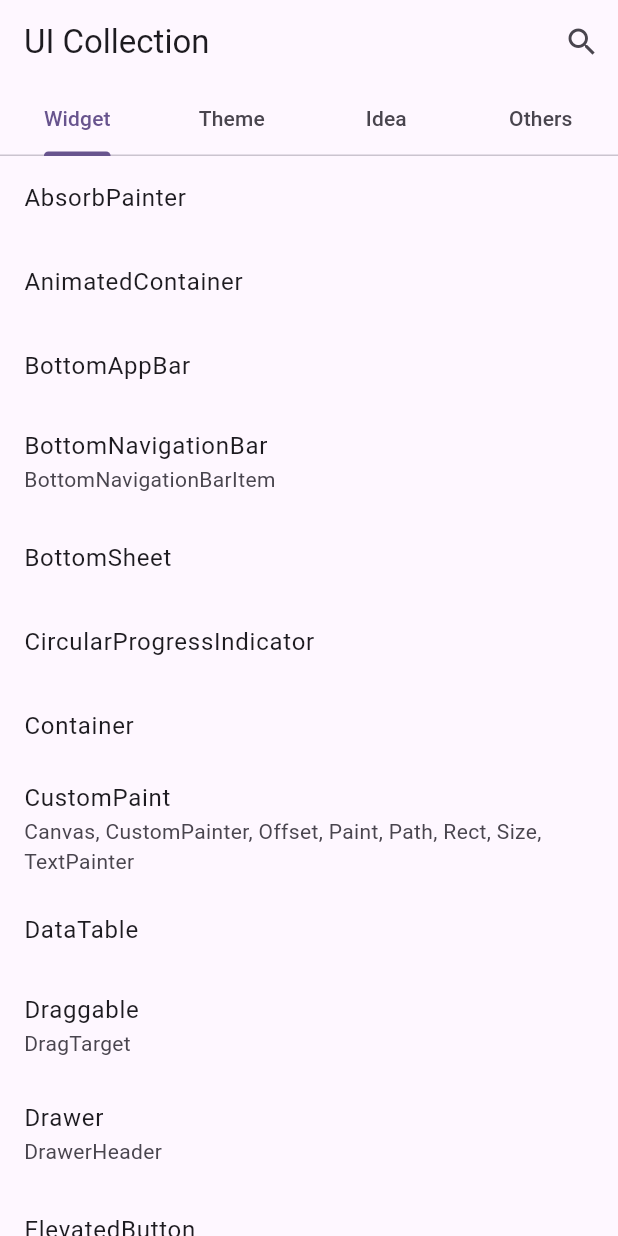
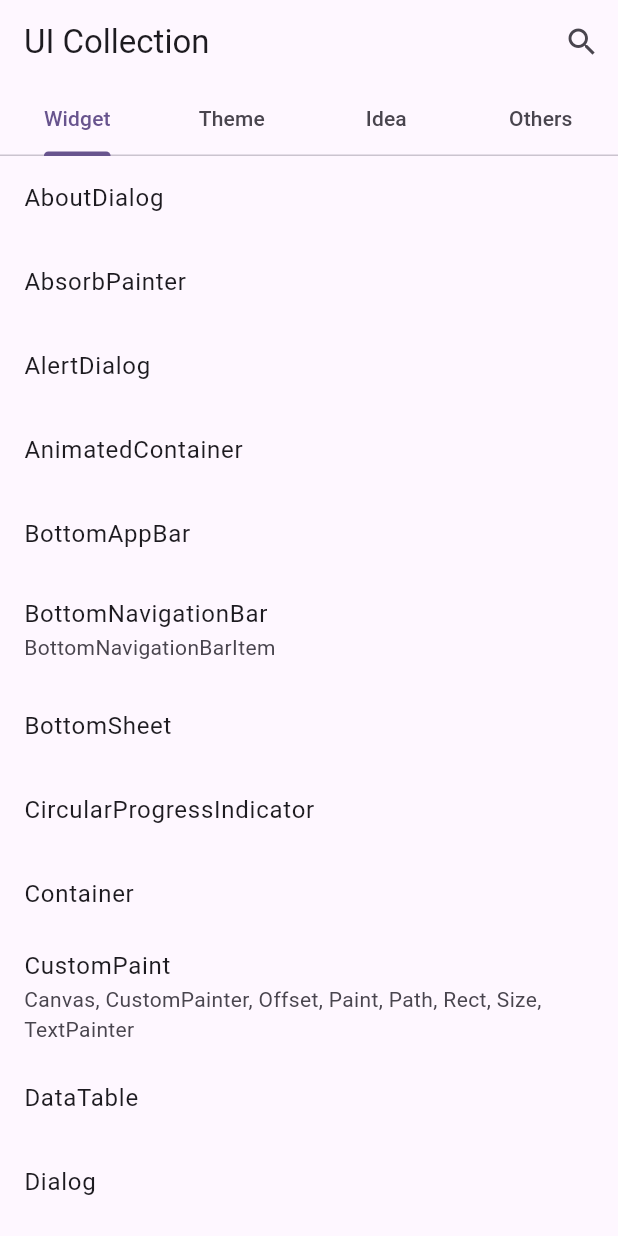
Before and after one commit to cotlra/flutter-ui-sample, a Flutter app: the screen it shows after launch, on a phone screen of 412 x 824 dp. Run offline on Flutter 3.47's test engine with Material 3 defaults, Android fonts, the light colour scheme and no system bars.

Commit message:
add dialog pages

```diff
--- a/lib/page_list.dart
+++ b/lib/page_list.dart
@@ -1,4 +1,8 @@
 import 'package:flutter/material.dart';
+import 'package:ui_sample/page/widget/about_dialog_page.dart';
+import 'package:ui_sample/page/widget/alert_dialog_page.dart';
+import 'package:ui_sample/page/widget/license_page_page.dart';
+import 'package:ui_sample/page/widget/simple_dialog_page.dart';
 import 'package:ui_sample/page/widget/sliver_grid_page.dart';
 import 'package:ui_sample/page/widget/sliver_list_page.dart';
 import 'package:ui_sample/page/widget/sliver_to_box_adapter_page.dart';
@@ -18,6 +22,7 @@ import 'page/widget/circular_progress_indicator_page.dart';
 import 'page/widget/container_page.dart';
 import 'page/widget/custom_paint_page.dart';
 import 'page/widget/data_table_page.dart';
+import 'page/widget/dialog_page.dart';
 import 'page/widget/draggable_page.dart';
 import 'page/widget/drawer_page.dart';
 import 'page/widget/elevated_button_page.dart';
@@ -183,11 +188,31 @@ class PageList {
       page: const SnackBarPage(title: 'SnackBar'),
       subKeywords: ['ScaffoldMessenger', 'SnackBarAction'],
     ),
-    // PageInfo(
-    //   pageName: 'Dialog',
-    //   pageRoute: '/dialog',
-    //   page: const DialogPage(title: 'Dialog'),
-    // ),
+    PageInfo(
+      pageName: 'Dialog',
+      pageRoute: '/dialog',
+      page: const DialogPage(title: 'Dialog'),
+    ),
+    PageInfo(
+      pageName: 'SimpleDialog',
+      pageRoute: '/simpleDialog',
+      page: const SimpleDialogPage(title: 'SimpleDialog'),
+    ),
+    PageInfo(
+      pageName: 'LicensePage',
+      pageRoute: '/licensePage',
+      page: const LicensePagePage(title: 'LicensePage'),
+    ),
+    PageInfo(
+      pageName: 'AlertDialog',
+      pageRoute: '/alertDialog',
+      page: const AlertDialogPage(title: 'AlertDialog'),
+    ),
+    PageInfo(
+      pageName: 'AboutDialog',
+      pageRoute: '/aboutDialog',
+      page: const AboutDialogPage(title: 'AboutDialog'),
+    ),
     // PageInfo(
     //   pageName: 'Picker',
     //   pageRoute: '/picker',
@@ -368,11 +393,6 @@ class PageList {
       page: const DraggablePage(title: 'Draggable'),
       subKeywords: ['DragTarget'],
     ),
-    // PageInfo(
-    //   pageName: 'Sliver',
-    //   pageRoute: '/sliver',
-    //   page: const SliverPage(title: 'Sliver'),
-    // ),
     PageInfo(
       pageName: 'CustomPaint',
       pageRoute: '/customPaint',
```
Also changed, not shown: lib/page/no_ready/dialog_page.dart (deleted, +0 -141 lines), lib/page/no_ready/input_page.dart (+0 -24 lines), lib/page/no_ready/picker_page.dart (+15 -11 lines), lib/page/widget/about_dialog_page.dart (added, +29 -0 lines), lib/page/widget/alert_dialog_page.dart (added, +51 -0 lines), lib/page/widget/dialog_page.dart (added, +39 -0 lines), lib/page/widget/license_page_page.dart (added, +29 -0 lines), lib/page/widget/simple_dialog_page.dart (added, +43 -0 lines).
